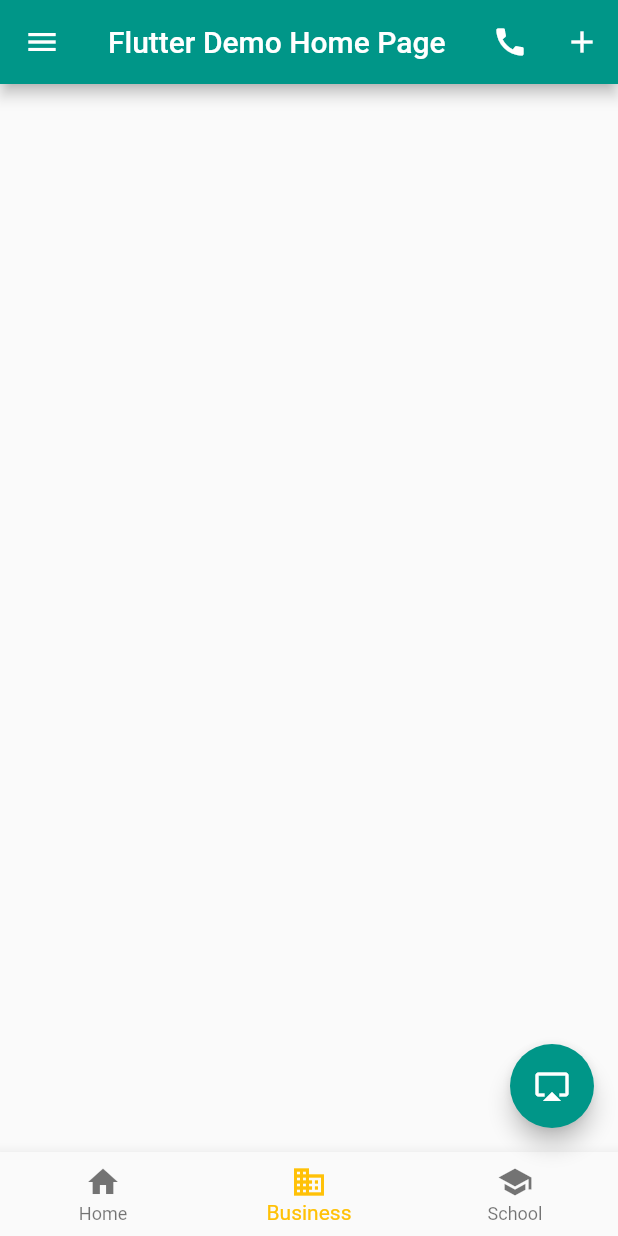
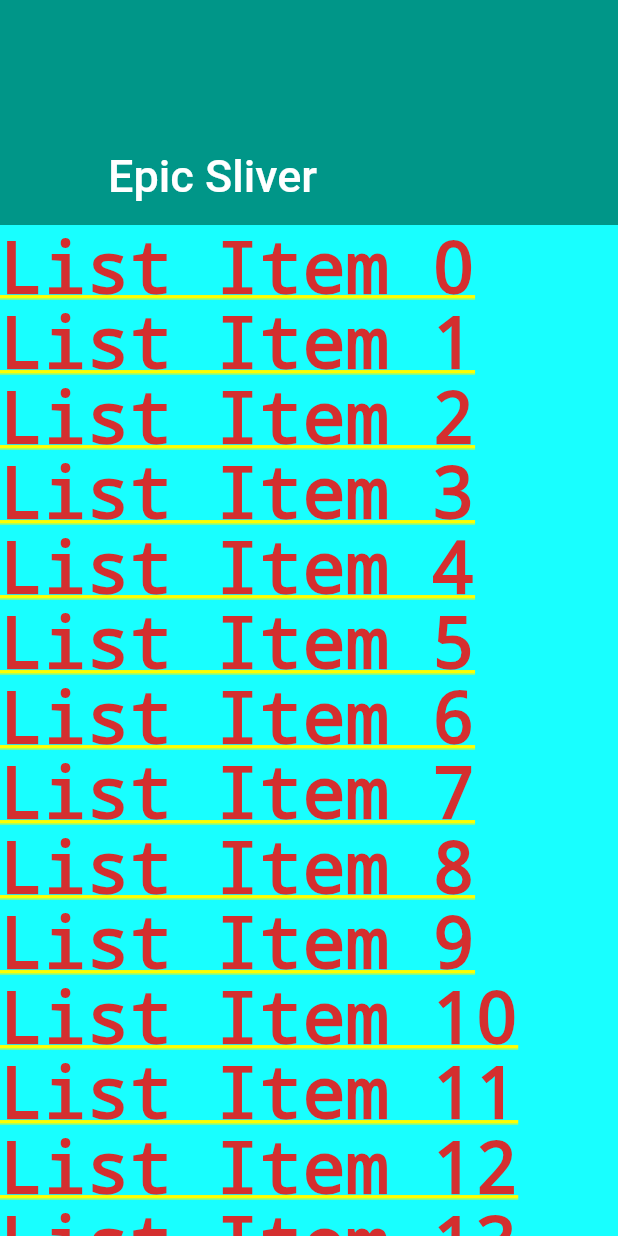
Before and after one commit to zidniryi/Flutter-App, a Flutter app: the screen it shows after launch, on a phone screen of 412 x 824 dp. Run offline on Flutter 3.47's test engine with Material 2 defaults, Android fonts, the phone set to English and light mode, and no system bars.

Commit message:
silver badge

```diff
--- a/lib/main.dart
+++ b/lib/main.dart
@@ -95,67 +95,26 @@ class _MyHomePageState extends State<MyHomePage> {
     // The Flutter framework has been optimized to make rerunning build methods
     // fast, so that you can just rebuild anything that needs updating rather
     // than having to individually change instances of widgets.
-    return Scaffold(
-      appBar: AppBar(
-        // Here we take the value from the MyHomePage object that was created by
-        // the App.build method, and use it to set our appbar title.
-        title: Text(widget.title),
-
-        actions: <Widget>[
-          IconButton(
-            icon: Icon(Icons.call),
-            tooltip: "Call Contact",
-            onPressed: AddInfoToContact,
+    return CustomScrollView(
+      slivers: <Widget>[
+        SliverAppBar(
+          pinned: true,
+          expandedHeight: 150,
+          flexibleSpace: FlexibleSpaceBar(
+            title: Text("Epic Sliver"),
           ),
-          IconButton(
-            icon: Icon(Icons.add),
-            tooltip: "Add Information To Contact",
-            onPressed: AddInfoToContact,
-          )
-        ],
-      ),
-
-      drawer: Drawer(
-        child: Column(
-          children: <Widget>[
-            ListTile(
-              leading: Icon(Icons.alarm),
-              title: Text("Alarm"),
-              onTap: () {
-                // Change the applications state
-                print("Change page");
-                Navigator.pop(context);
-              },
-            ),
-          ],
         ),
-      ),
-
-      body: Center(
-          // Center is a layout widget. It takes a single child and positions it
-          // in the middle of the parent.
-
-          ),
-
-      bottomNavigationBar: BottomNavigationBar(
-        items: <BottomNavigationBarItem>[
-          BottomNavigationBarItem(icon: Icon(Icons.home), title: Text("Home")),
-          BottomNavigationBarItem(
-              icon: Icon(Icons.business), title: Text("Business")),
-          BottomNavigationBarItem(
-              icon: Icon(Icons.school), title: Text("School")),
-        ],
-        currentIndex: _selectedIndex,
-        onTap: ItemTapped,
-        fixedColor: Colors.amber,
-      ),
-
-      floatingActionButton: FloatingActionButton(
-        onPressed: _incrementCounter,
-        tooltip: 'Increment',
-        child: Icon(Icons.airplay),
-      ), // This t
-      // railing comma makes auto-formatting nicer for build methods.
+        SliverFixedExtentList(
+          itemExtent: 50.0,
+          delegate:
+              SliverChildBuilderDelegate((BuildContext context, int index) {
+            return Container(
+                alignment: Alignment.centerLeft,
+                color: Colors.cyanAccent,
+                child: Text("List Item $index"));
+          }, childCount: 20),
+        )
+      ],
     );
   }
 }
```
